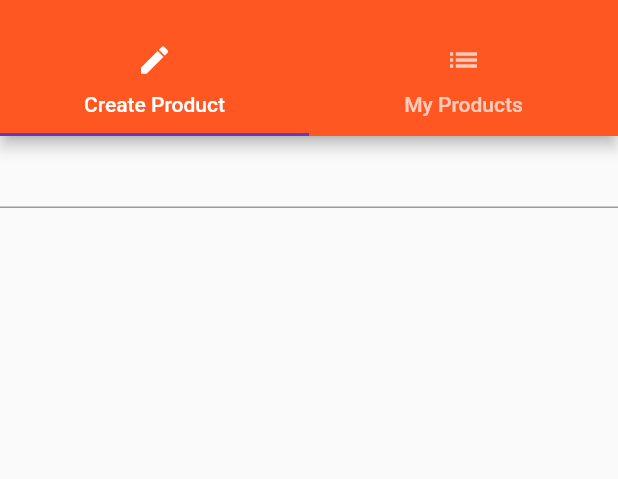
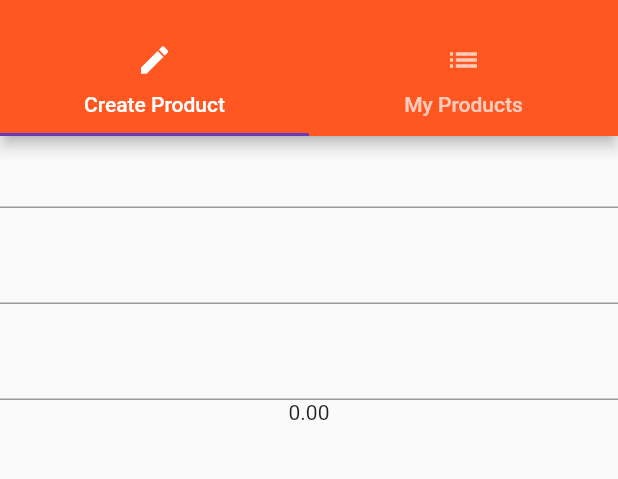
Before and after one commit to tongeren/learn_flutter_and_dart, a Flutter app: the ProductAdminPage screen opened by its route, on a phone screen of 412 x 824 dp, the part 59-538 px from its top. Run offline on Flutter 3.47's test engine with Material 2 defaults, Android fonts, the phone set to English and light mode, and no system bars.

Commit message:
Adding description and priceto the producty create page.

```diff
--- a/first_app/lib/pages/product_create.dart
+++ b/first_app/lib/pages/product_create.dart
@@ -9,6 +9,8 @@ class ProductCreatePage extends StatefulWidget {
 
 class _ProductCreatePageState extends State<ProductCreatePage> {
   String titleValue = '';
+  String description = '';
+  double price = 0.0;
 
   @override
   Widget build(BuildContext context) {
@@ -18,7 +20,24 @@ class _ProductCreatePageState extends State<ProductCreatePage> {
            titleValue = value;
          });
       }),
-      Text(titleValue)
+      Text(titleValue),
+      TextField(
+        keyboardType: TextInputType.multiline,
+        maxLines: null,
+        onChanged: (String value) {
+         setState(() {
+           description = value;
+         });
+      }),
+      Text(description),
+      TextField(
+        keyboardType: TextInputType.numberWithOptions(),
+        onChanged: (String value) {
+         setState(() {
+           price = double.parse(value);
+         });
+      }),
+      Text(price.toStringAsFixed(2)),
     ],);
   }
 }
```
